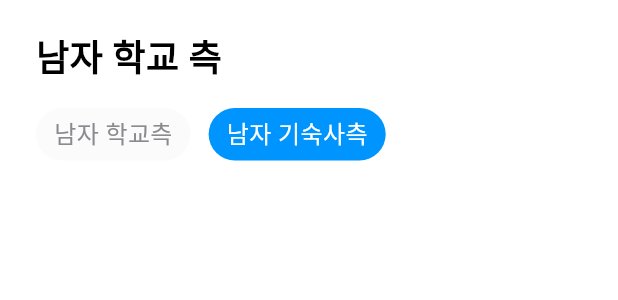
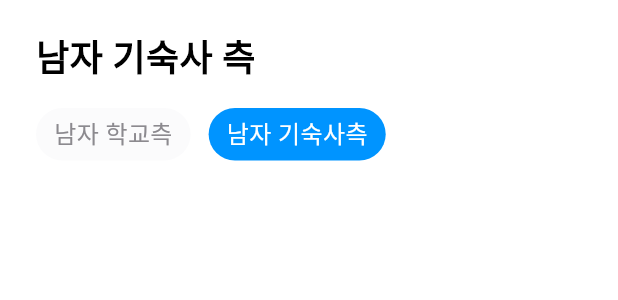
Before and after one commit to team-osj/Lotura_Flutter_V2, a Flutter app: the LaundryScreen widget shown alone on an empty page, opened directly, after a tap on "남자 기숙사측", on a phone screen of 412 x 824 dp. Shown: the top 300 px of the screen. Run offline on Flutter 3.47's test engine with Material 3 defaults, Android fonts, the phone set to English and light mode, and no system bars; our stand-ins replace flutter_riverpod, flutter_svg, go_router, hive, hive_flutter; accounts and stored records are empty; Roboto replaces fonts that are missing (Pretendard).

Commit message:
ENCHANT :: mounted 에러 수정 및 타이틀 설정

```diff
--- a/lib/presentation/laundry/view/laundry_screen.dart
+++ b/lib/presentation/laundry/view/laundry_screen.dart
@@ -16,11 +16,14 @@ class LaundryScreen extends ConsumerStatefulWidget {
 class _LaundryScreenState extends ConsumerState<LaundryScreen> {
   @override
   void initState() {
+    WidgetsBinding.instance.addPostFrameCallback((_) async {
+      /// 위젯이 mounted 되었는지 고려
+      if (mounted) {
+        ref.watch(getLaundryRoomOptionViewModelProvider).option ??
+            await ref.read(getLaundryRoomOptionViewModelProvider.notifier).execute();
+      }
+    });
     super.initState();
-    WidgetsBinding.instance.addPostFrameCallback((_) {
-      ref.watch(getLaundryRoomOptionViewModelProvider).option ??
-          ref.read(getLaundryRoomOptionViewModelProvider.notifier).execute();
-    });
   }
 
   @override
@@ -37,7 +40,7 @@ class _LaundryScreenState extends ConsumerState<LaundryScreen> {
             children: [
               const SizedBox(height: 20),
               Text(
-                "남자 학교 측",
+                localLaundryRoomOption.replaceAll("측", " 측"),
                 style: LoturaTextStyle.heading3(
                   color: LoturaColor.black,
                 ),
@@ -48,8 +51,11 @@ class _LaundryScreenState extends ConsumerState<LaundryScreen> {
                   GestureDetector(
                     behavior: HitTestBehavior.translucent,
                     onTap: () {
-                      if (localLaundryRoomOption != "남자 학교측") {
-                        updateLocalLaundryRoomOption.state = "남자 학교측";
+                      /// 위젯이 mounted 되었는지 판단
+                      if (context.mounted) {
+                        if (localLaundryRoomOption != "남자 학교측" && context.mounted) {
+                          updateLocalLaundryRoomOption.state = "남자 학교측";
+                        }
                       }
                     },
                     child: const LaundryRoomSelectRadioButton(
@@ -60,8 +66,11 @@ class _LaundryScreenState extends ConsumerState<LaundryScreen> {
                   GestureDetector(
                     behavior: HitTestBehavior.translucent,
                     onTap: () {
-                      if (localLaundryRoomOption != "남자 기숙사측") {
-                        updateLocalLaundryRoomOption.state = "남자 기숙사측";
+                      /// 위젯이 mounted 되었는지 판단
+                      if (context.mounted) {
+                        if (localLaundryRoomOption != "남자 기숙사측" && context.mounted) {
+                          updateLocalLaundryRoomOption.state = "남자 기숙사측";
+                        }
                       }
                     },
                     child: const LaundryRoomSelectRadioButton(
@@ -69,7 +78,22 @@ class _LaundryScreenState extends ConsumerState<LaundryScreen> {
                     ),
                   ),
                 ],
-              )
+              ),
+              // GridView.builder(
+              //   shrinkWrap: true,
+              //   gridDelegate: const SliverGridDelegateWithFixedCrossAxisCount(
+              //     crossAxisCount: 2,
+              //     crossAxisSpacing: 8,
+              //     mainAxisSpacing: 10,
+              //   ),
+              //   itemBuilder: (context, index) {
+              //     return Container(
+              //       color: Colors.red,
+              //       width: 20,
+              //       height: 20,
+              //     );
+              //   },
+              // ),
             ],
           ),
         ),
```
